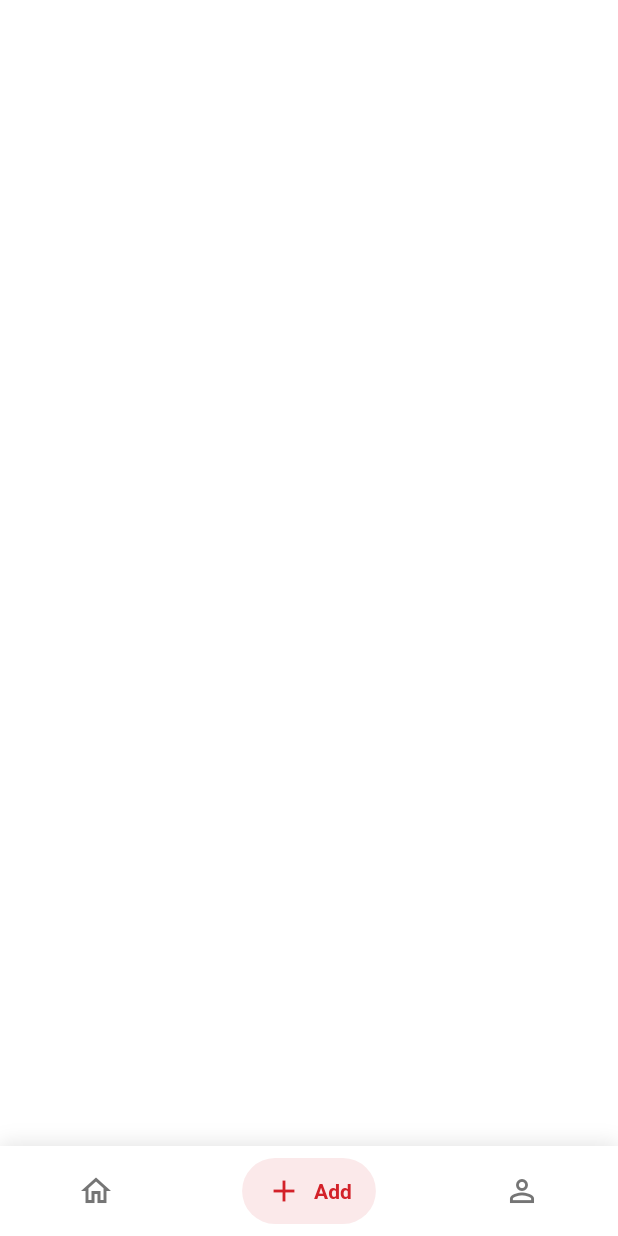
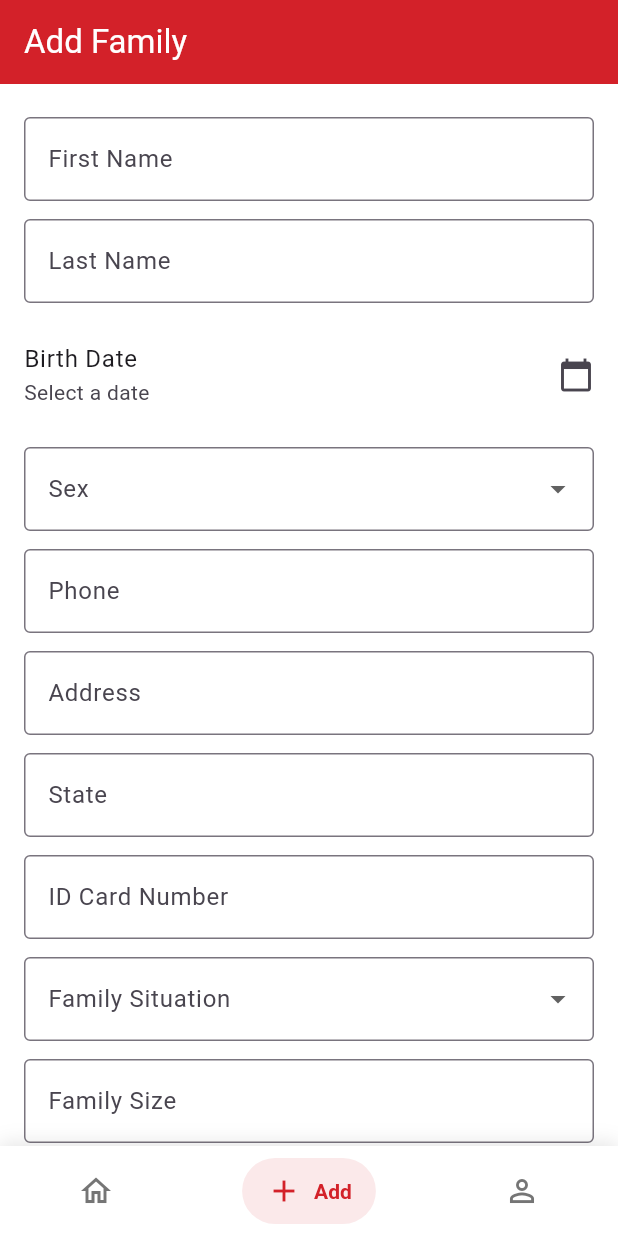
Before and after one commit to h0996g/cahrity, a Flutter app: the StartPage screen opened by its route, item 2 of the bottom bar chosen, on a phone screen of 412 x 824 dp. Run offline on Flutter 3.47's test engine with Material 3 defaults, Android fonts, the phone set to English and light mode, and no system bars; drawn by our look-alikes of salomon_bottom_bar; our stand-ins replace cached_network_image, connectivity_plus, dio, flutter_bloc, flutter_dotenv, flutter_screenutil and 5 more; accounts and stored records are empty; generated files the repository leaves out were written again; network calls fail.

Commit message:
feat: Add family management feature with form and API integration

```diff
--- /dev/null
+++ b/lib/Screen/Login/componants/function.dart
@@ -0,0 +1,16 @@
+import 'package:flutter/material.dart';
+import 'package:url_launcher/url_launcher.dart';
+
+Future<void> launchPhone(String? phone, BuildContext context) async {
+  if (phone == null || phone.trim().isEmpty) return;
+
+  final Uri uri = Uri(scheme: 'tel', path: phone.trim());
+
+  if (await canLaunchUrl(uri)) {
+    await launchUrl(uri);
+  } else {
+    ScaffoldMessenger.of(context).showSnackBar(
+      SnackBar(content: Text("Cannot launch dialer on this device.")),
+    );
+  }
+}
--- a/lib/api/api_const.dart
+++ b/lib/api/api_const.dart
@@ -4,5 +4,5 @@ class ApiConst {
   static String baseUrl = Enviroment.baseUrl;
   // Auth
   static const String login = "/api/users/login";
-  static const String getFamilies = "/api/families"; //?page=1&limit=10
+  static const String families = "/api/families"; //?page=1&limit=10
 }
--- /dev/null
+++ b/lib/home/add_famely.dart
@@ -0,0 +1,301 @@
+import 'package:charity/home/cubit/home_cubit.dart';
+import 'package:flutter/material.dart';
+import 'package:charity/Screen/Login/componants/components.dart';
+import 'package:charity/const/colors.dart';
+import 'package:flutter_bloc/flutter_bloc.dart';
+
+enum Sex { male, female }
+
+enum FamilySituation { married, single, divorced, widowed }
+
+enum WorkSituation { employed, unemployed, retired, withoutJob }
+
+enum ResidenceType { owned, rented, fragile, homeless }
+
+extension LabelExtension on Enum {
+  String get label => name[0].toUpperCase() + name.substring(1);
+}
+
+class AddFamilyPage extends StatefulWidget {
+  const AddFamilyPage({super.key});
+
+  @override
+  State<AddFamilyPage> createState() => _AddFamilyPageState();
+}
+
+class _AddFamilyPageState extends State<AddFamilyPage> {
+  final _formKey = GlobalKey<FormState>();
+
+  final TextEditingController _firstName = TextEditingController();
+  final TextEditingController _lastName = TextEditingController();
+  final TextEditingController _phone = TextEditingController();
+  final TextEditingController _address = TextEditingController();
+  final TextEditingController _state = TextEditingController();
+  final TextEditingController _idCard = TextEditingController();
+  final TextEditingController _familySize = TextEditingController();
+  final TextEditingController _income = TextEditingController();
+  final TextEditingController _helpNeeded = TextEditingController();
+  final TextEditingController _notes = TextEditingController();
+
+  DateTime? _birthDate;
+  Sex? _sex;
+  FamilySituation? _familySituation;
+  WorkSituation? _workSituation;
+  ResidenceType? _residenceType;
+
+  List<Map<String, TextEditingController>> _childrenControllers = [];
+
+  @override
+  Widget build(BuildContext context) {
+    return Scaffold(
+      appBar: AppBar(
+        title: const Text("Add Family"),
+        backgroundColor: primaryColor,
+      ),
+      body: SingleChildScrollView(
+        padding: const EdgeInsets.all(16),
+        child: Form(
+          key: _formKey,
+          child: Column(
+            children: [
+              _buildTextField(_firstName, 'First Name'),
+              _buildTextField(_lastName, 'Last Name'),
+              _buildDatePicker(context, 'Birth Date'),
+              _buildEnumDropdown<Sex>(
+                label: 'Sex',
+                value: _sex,
+                items: Sex.values,
+                onChanged: (val) => setState(() => _sex = val),
+              ),
+              _buildTextField(
+                _phone,
+                'Phone',
+                keyboardType: TextInputType.phone,
+              ),
+              _buildTextField(_address, 'Address'),
+              _buildTextField(_state, 'State'),
+              _buildTextField(_idCard, 'ID Card Number'),
+              _buildEnumDropdown<FamilySituation>(
+                label: 'Family Situation',
+                value: _familySituation,
+                items: FamilySituation.values,
+                onChanged: (val) => setState(() => _familySituation = val),
+              ),
+              _buildTextField(
+                _familySize,
+                'Family Size',
+                keyboardType: TextInputType.number,
+              ),
+              _buildTextField(
+                _income,
+                'Family Income',
+                keyboardType: TextInputType.number,
+              ),
+              _buildEnumDropdown<ResidenceType>(
+                label: 'Residence Type',
+                value: _residenceType,
+                items: ResidenceType.values,
+                onChanged: (val) => setState(() => _residenceType = val),
+              ),
+              _buildEnumDropdown<WorkSituation>(
+                label: 'Work Situation',
+                value: _workSituation,
+                items: WorkSituation.values,
+                onChanged: (val) => setState(() => _workSituation = val),
+              ),
+              _buildTextField(_helpNeeded, 'Help Needed'),
+              _buildTextField(_notes, 'Notes', maxLines: 3),
+              const SizedBox(height: 20),
+              _buildChildrenSection(),
+              const SizedBox(height: 24),
+              BlocConsumer<HomeCubit, HomeState>(
+                listener: (context, state) {},
+                builder: (context, state) {
+                  return CustomSubmitButton(
+                    text: 'Add',
+                    onPressed: _submitForm,
+                  );
+                },
+              ),
+            ],
+          ),
+        ),
+      ),
+    );
+  }
+
+  Widget _buildTextField(
+    TextEditingController controller,
+    String label, {
+    TextInputType? keyboardType,
+    int? maxLines,
+  }) {
+    return Padding(
+      padding: const EdgeInsets.symmetric(vertical: 6),
+      child: TextFormField(
+        controller: controller,
+        keyboardType: keyboardType,
+        maxLines: maxLines ?? 1,
+        decoration: InputDecoration(
+          labelText: label,
+          border: const OutlineInputBorder(),
+        ),
+        validator:
+            (val) => val == null || val.isEmpty ? 'Please enter $label' : null,
+      ),
+    );
+  }
+
+  Widget _buildDatePicker(BuildContext context, String label) {
+    return Padding(
+      padding: const EdgeInsets.symmetric(vertical: 6),
+      child: ListTile(
+        contentPadding: EdgeInsets.zero,
+        title: Text(label),
+        subtitle: Text(
+          _birthDate != null
+              ? "${_birthDate!.year}-${_birthDate!.month.toString().padLeft(2, '0')}-${_birthDate!.day.toString().padLeft(2, '0')}"
+              : 'Select a date',
+        ),
+        trailing: const Icon(Icons.calendar_today),
+        onTap: () async {
+          final date = await showDatePicker(
+            context: context,
+            initialDate: DateTime(1990),
+            firstDate: DateTime(1900),
+            lastDate: DateTime.now(),
+          );
+          if (date != null) setState(() => _birthDate = date);
+        },
+      ),
+    );
+  }
+
+  Widget _buildEnumDropdown<T extends Enum>({
+    required String label,
+    required T? value,
+    required List<T> items,
+    required void Function(T?) onChanged,
+  }) {
+    return Padding(
+      padding: const EdgeInsets.symmetric(vertical: 6),
+      child: DropdownButtonFormField<T>(
+        decoration: InputDecoration(
+          labelText: label,
+          border: const OutlineInputBorder(),
+        ),
+        value: value,
+        items:
+            items
+                .map(
+                  (item) =>
+                      DropdownMenuItem<T>(value: item, child: Text(item.label)),
+                )
+                .toList(),
+        onChanged: onChanged,
+        validator: (val) => val == null ? 'Select $label' : null,
+      ),
+    );
+  }
+
+  Widget _buildChildrenSection() {
+    return Column(
+      crossAxisAlignment: CrossAxisAlignment.start,
+      children: [
+        const Text(
+          "Children",
+          style: TextStyle(fontSize: 16, fontWeight: FontWeight.bold),
+        ),
+        const SizedBox(height: 6),
+        ..._childrenControllers.asMap().entries.map((entry) {
+          final index = entry.key;
+          final child = entry.value;
+          return Column(
+            children: [
+              Row(
+                children: [
+                  Expanded(
+                    child: _buildTextField(
+                      child['age']!,
+                      'Age',
+                      keyboardType: TextInputType.number,
+                    ),
+                  ),
+                  const SizedBox(width: 10),
+                  Expanded(
+                    child: _buildTextField(
+                      child['shoeSize']!,
+                      'Shoe Size',
+                      keyboardType: TextInputType.number,
+                    ),
+                  ),
+                  IconButton(
+                    onPressed:
+                        () => setState(
+                          () => _childrenControllers.removeAt(index),
+                        ),
+                    icon: const Icon(Icons.delete, color: Colors.red),
+                  ),
+                ],
+              ),
+              const SizedBox(height: 6),
+            ],
+          );
+        }),
+        Align(
+          alignment: Alignment.centerLeft,
+          child: TextButton.icon(
+            onPressed:
+                () => setState(
+                  () => _childrenControllers.add({
+                    'age': TextEditingController(),
+                    'shoeSize': TextEditingController(),
+                  }),
+                ),
+            icon: const Icon(Icons.add),
+            label: const Text("Add Child"),
+          ),
+        ),
+      ],
+    );
+  }
+
+  void _submitForm() {
+    if (_formKey.currentState!.validate()) {
+      final children =
+          _childrenControllers.map((child) {
+            return {
+              'age': int.tryParse(child['age']!.text),
+              'shoeSize': int.tryParse(child['shoeSize']!.text),
+            };
+          }).toList();
+
+      final newFamily = {
+        "firstName": _firstName.text,
+        "lastName": _lastName.text,
+        "birthDate": _birthDate?.toIso8601String(),
+        "sex": _sex?.label,
+        "phone": _phone.text,
+        "address": _address.text,
+        "state": _state.text,
+        "idCardNumber": _idCard.text,
+        "familySituation": _familySituation?.label,
+        "familySize": int.tryParse(_familySize.text),
+        "familyIncome": int.tryParse(_income.text),
+        "residenceType": _residenceType?.label,
+        "workSituation": _workSituation?.label,
+        "helpNeeded": _helpNeeded.text,
+        "notes": _notes.text,
+        "children": children,
+      };
+
+      HomeCubit.get(context).addFamily(newFamily);
+
+      debugPrint("Submitted Family: $newFamily");
+
+      ScaffoldMessenger.of(
+        context,
+      ).showSnackBar(const SnackBar(content: Text("Family submitted!")));
+    }
+  }
+}
--- a/lib/home/cubit/home_state.dart
+++ b/lib/home/cubit/home_state.dart
@@ -17,3 +17,14 @@ final class GetFamiliesError extends HomeState {
 }
 
 final class GetFamiliesFaild extends HomeState {}
+
+final class AddFamelyLoading extends HomeState {}
+
+final class AddFamelySuccess extends HomeState {}
+
+final class AddFamelyError extends HomeState {
+  final String message;
+  AddFamelyError({required this.message});
+}
+
+final class AddFamelyFaild extends HomeState {}
--- a/lib/start_page.dart
+++ b/lib/start_page.dart
@@ -1,4 +1,5 @@
 import 'package:charity/Screen/profile/profile.dart';
+import 'package:charity/home/add_famely.dart';
 import 'package:charity/home/cubit/home_cubit.dart';
 import 'package:charity/home/home.dart';
 import 'package:charity/widget/nav_bar.dart';
@@ -36,7 +37,7 @@ Widget getBody(context) {
   } else if (selectBottomindex == 2) {
     return Profile();
   } else if (selectBottomindex == 1) {
-    return SizedBox();
+    return AddFamilyPage();
   } else {
     return Center(child: Text('Home'));
   }
--- a/lib/widget/appbar.dart
+++ b/lib/widget/appbar.dart
@@ -8,6 +8,7 @@ class CustomAppBarFirst extends StatelessWidget implements PreferredSizeWidget {
   @override
   Widget build(BuildContext context) {
     return AppBar(
+      backgroundColor: primaryColor,
       surfaceTintColor: Colors.transparent,
       title: GestureDetector(
         onTap: () {},
--- /dev/null
+++ b/lib/widget/enum.dart
@@ -0,0 +1,13 @@
+enum Sex { male, female }
+
+enum FamilySituation { married, single, divorced, widowed }
+
+enum WorkSituation { employed, unemployed, retired, withoutJob }
+
+enum ResidenceType { owned, rented, fragile, homeless }
+
+extension EnumHelpers on Enum {
+  String get displayName =>
+      toString().split('.').last[0].toUpperCase() +
+      toString().split('.').last.substring(1);
+}
--- a/pubspec.yaml
+++ b/pubspec.yaml
@@ -50,6 +50,7 @@ dependencies:
   cached_network_image: ^3.4.1
   flutter_svg: ^2.1.0
   flutter_dotenv: ^5.2.1
+  url_launcher: ^6.3.1
 
 dev_dependencies:
   flutter_test:
```
Also changed, not shown: lib/home/cubit/home_cubit.dart (+20 -2 lines), lib/home/family.dart (+119 -77 lines), pubspec.lock, 6 other files.
